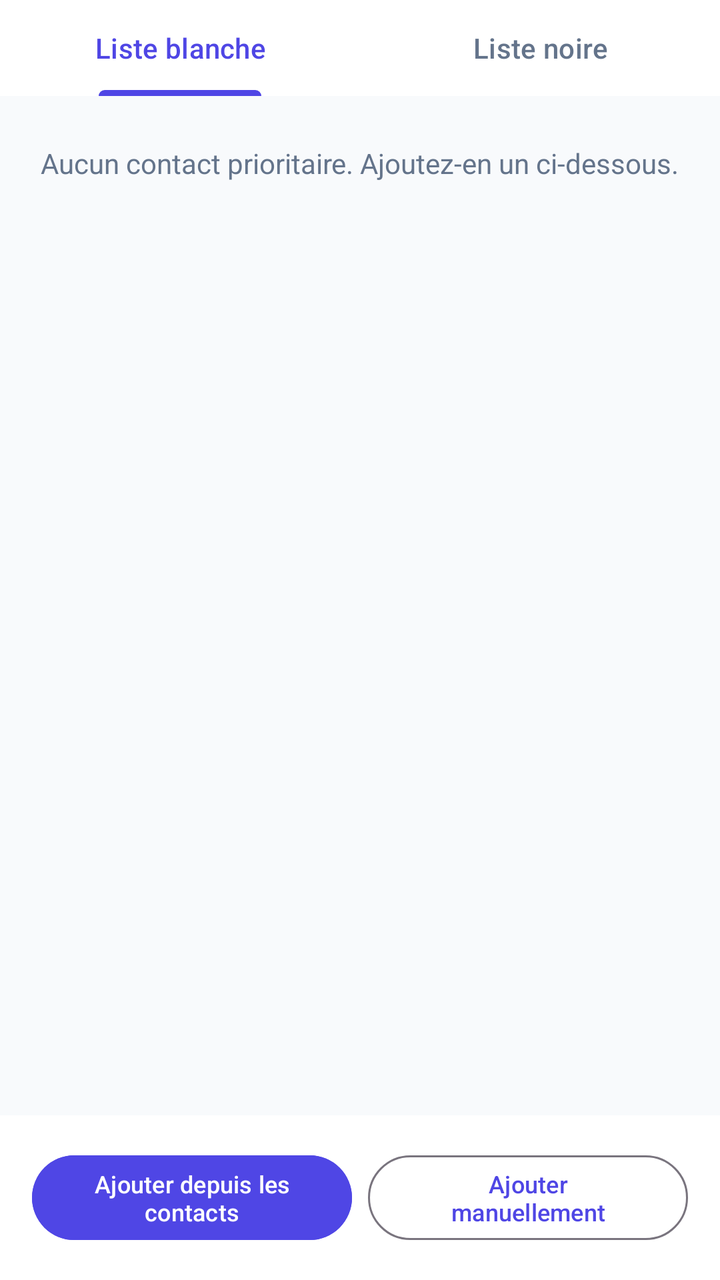
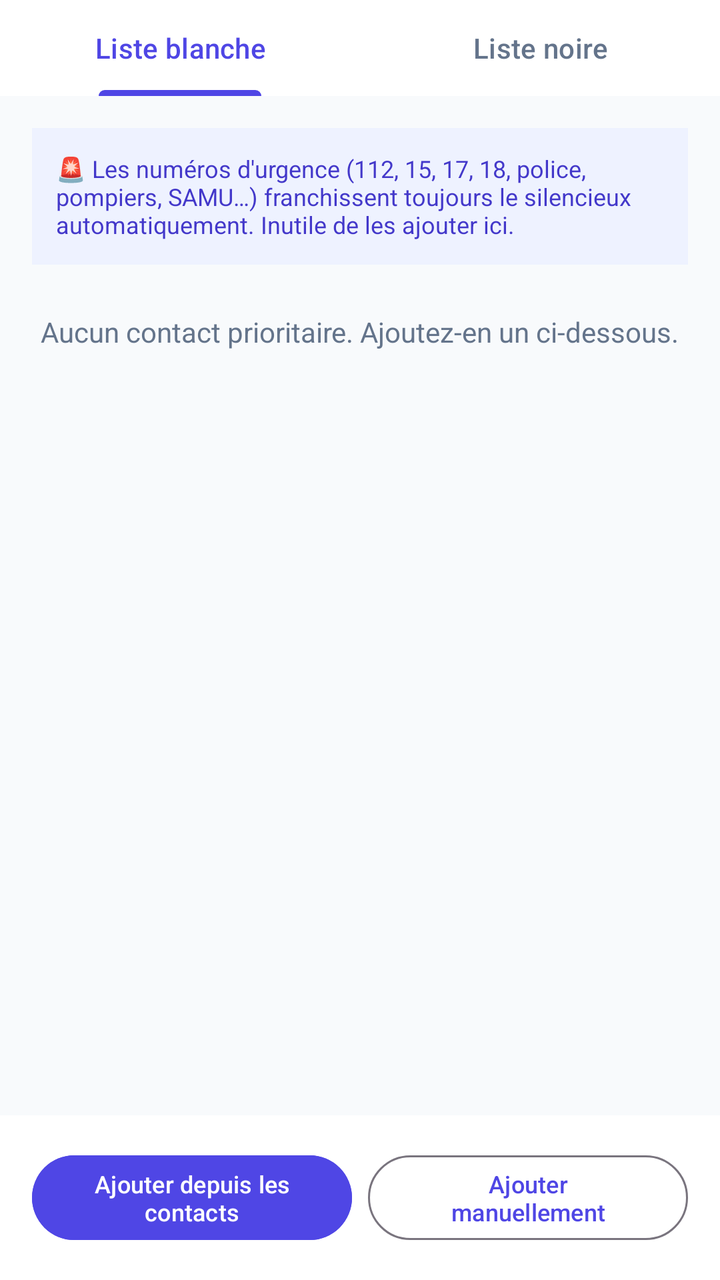

Before-and-after screenshots of an Android layout around one commit, followed by the original layout XML and the change that was made.
<!-- AndroidManifest.xml: activity theme Theme.UrgentCallGuard -->
<!-- res/layout/activity_lists.xml -->
<?xml version="1.0" encoding="utf-8"?>
<LinearLayout xmlns:android="http://schemas.android.com/apk/res/android"
    xmlns:app="http://schemas.android.com/apk/res-auto"
    android:layout_width="match_parent"
    android:layout_height="match_parent"
    android:background="@color/slate_50"
    android:orientation="vertical">

    <com.google.android.material.tabs.TabLayout
        android:id="@+id/listsTabLayout"
        android:layout_width="match_parent"
        android:layout_height="wrap_content"
        android:background="@color/white"
        app:tabIndicatorColor="@color/indigo_600"
        app:tabSelectedTextColor="@color/indigo_600"
        app:tabTextColor="@color/slate_500">

        <com.google.android.material.tabs.TabItem
            android:id="@+id/tabWhitelist"
            android:layout_width="wrap_content"
            android:layout_height="wrap_content"
            android:text="@string/nav_whitelist_button" />

        <com.google.android.material.tabs.TabItem
            android:id="@+id/tabBlacklist"
            android:layout_width="wrap_content"
            android:layout_height="wrap_content"
            android:text="@string/nav_blacklist_button" />

    </com.google.android.material.tabs.TabLayout>

    <FrameLayout
        android:layout_width="match_parent"
        android:layout_height="0dp"
        android:layout_weight="1">

        
        <androidx.constraintlayout.widget.ConstraintLayout
            android:id="@+id/whitelistTabContent"
            android:layout_width="match_parent"
            android:layout_height="match_parent">

            <TextView
                android:id="@+id/whitelistEmptyText"
                android:layout_width="wrap_content"
                android:layout_height="wrap_content"
                android:layout_margin="24dp"
                android:text="@string/whitelist_empty"
                android:textColor="@color/slate_500"
                android:textSize="14sp"
                app:layout_constraintEnd_toEndOf="parent"
                app:layout_constraintStart_toStartOf="parent"
                app:layout_constraintTop_toTopOf="parent" />

            <androidx.recyclerview.widget.RecyclerView
                android:id="@+id/whitelistRecyclerView"
                android:layout_width="match_parent"
                android:layout_height="0dp"
                android:clipToPadding="false"
                android:padding="16dp"
                app:layout_constraintBottom_toTopOf="@id/whitelistActionsBar"
                app:layout_constraintEnd_toEndOf="parent"
                app:layout_constraintStart_toStartOf="parent"
                app:layout_constraintTop_toTopOf="parent" />

            <LinearLayout
                android:id="@+id/whitelistActionsBar"
                android:layout_width="match_parent"
                android:layout_height="wrap_content"
                android:background="@color/white"
                android:orientation="horizontal"
                android:padding="16dp"
                app:layout_constraintBottom_toBottomOf="parent">

                <com.google.android.material.button.MaterialButton
                    android:id="@+id/addFromContactsButton"
                    style="@style/Widget.Material3.Button"
                    android:layout_width="0dp"
                    android:layout_height="wrap_content"
                    android:layout_marginEnd="8dp"
                    android:layout_weight="1"
                    android:backgroundTint="@color/indigo_600"
                    android:text="@string/whitelist_add_from_contacts_button"
                    android:textSize="12sp" />

                <com.google.android.material.button.MaterialButton
                    android:id="@+id/addContactButton"
                    style="@style/Widget.Material3.Button.OutlinedButton"
                    android:layout_width="0dp"
                    android:layout_height="wrap_content"
                    android:layout_weight="1"
                    android:text="@string/whitelist_add_manual_button"
                    android:textSize="12sp" />
            </LinearLayout>

        </androidx.constraintlayout.widget.ConstraintLayout>

        
        <androidx.constraintlayout.widget.ConstraintLayout
            android:id="@+id/blacklistTabContent"
            android:layout_width="match_parent"
            android:layout_height="match_parent"
            android:visibility="gone">

            <LinearLayout
                android:id="@+id/optionsCard"
                android:layout_width="match_parent"
                android:layout_height="wrap_content"
                android:background="@color/white"
                android:orientation="vertical"
                android:padding="16dp"
                app:layout_constraintTop_toTopOf="parent">

                <LinearLayout
                    android:layout_width="match_parent"
                    android:layout_height="wrap_content"
                    android:gravity="center_vertical"
                    android:orientation="horizontal"
                    android:paddingTop="6dp"
                    android:paddingBottom="6dp">

                    <TextView
                        android:layout_width="0dp"
                        android:layout_height="wrap_content"
                        android:layout_weight="1"
                        android:text="@string/blacklist_block_hidden_label"
                        android:textColor="@color/slate_900"
                        android:textSize="13sp" />

                    <Switch
                        android:id="@+id/blockHiddenSwitch"
                        android:layout_width="wrap_content"
                        android:layout_height="wrap_content" />
                </LinearLayout>

                <LinearLayout
                    android:layout_width="match_parent"
                    android:layout_height="wrap_content"
                    android:gravity="center_vertical"
                    android:orientation="horizontal"
                    android:paddingTop="6dp"
                    android:paddingBottom="6dp">

                    <TextView
                        android:layout_width="0dp"
                        android:layout_height="wrap_content"
                        android:layout_weight="1"
                        android:text="@string/blacklist_block_unknown_label"
                        android:textColor="@color/slate_900"
                        android:textSize="13sp" />

                    <Switch
                        android:id="@+id/blockUnknownSwitch"
                        android:layout_width="wrap_content"
                        android:layout_height="wrap_content" />
                </LinearLayout>

            </LinearLayout>

            <TextView
                android:id="@+id/blacklistSectionLabel"
                android:layout_width="wrap_content"
                android:layout_height="wrap_content"
                android:layout_margin="16dp"
                android:text="@string/blacklist_manual_section"
                android:textColor="@color/slate_500"
                android:textSize="12sp"
                android:textStyle="bold"
                app:layout_constraintStart_toStartOf="parent"
                app:layout_constraintTop_toBottomOf="@id/optionsCard" />

            <TextView
                android:id="@+id/blacklistEmptyText"
                android:layout_width="wrap_content"
                android:layout_height="wrap_content"
                android:layout_margin="24dp"
                android:text="@string/blacklist_empty"
                android:textColor="@color/slate_500"
                android:textSize="14sp"
                app:layout_constraintEnd_toEndOf="parent"
                app:layout_constraintStart_toStartOf="parent"
                app:layout_constraintTop_toBottomOf="@id/blacklistSectionLabel" />

            <androidx.recyclerview.widget.RecyclerView
                android:id="@+id/blacklistRecyclerView"
                android:layout_width="match_parent"
                android:layout_height="0dp"
                android:clipToPadding="false"
                android:paddingStart="16dp"
                android:paddingEnd="16dp"
                app:layout_constraintBottom_toTopOf="@id/blacklistAddButton"
                app:layout_constraintEnd_toEndOf="parent"
                app:layout_constraintStart_toStartOf="parent"
                app:layout_constraintTop_toBottomOf="@id/blacklistSectionLabel" />

            <com.google.android.material.button.MaterialButton
                android:id="@+id/blacklistAddButton"
                style="@style/Widget.Material3.Button"
                android:layout_width="match_parent"
                android:layout_height="wrap_content"
                android:layout_margin="16dp"
                android:backgroundTint="@color/slate_900"
                android:text="@string/blacklist_add_button"
                app:layout_constraintBottom_toBottomOf="parent" />

        </androidx.constraintlayout.widget.ConstraintLayout>

    </FrameLayout>

</LinearLayout>
<!-- resources referenced by this layout -->
<resources>
  <color name="indigo_600">#4F46E5</color>
  <color name="slate_50">#F8FAFC</color>
  <color name="slate_500">#64748B</color>
  <color name="slate_900">#0F172A</color>
  <color name="white">#FFFFFF</color>
  <string name="blacklist_add_button">Ajouter à la liste des numéros ignorés</string>
  <string name="blacklist_block_hidden_label">Ignorer les numéros masqués / privés</string>
  <string name="blacklist_block_unknown_label">Ignorer les numéros inconnus (hors répertoire)</string>
  <string name="blacklist_empty">Aucun numéro ignoré manuellement.</string>
  <string name="blacklist_manual_section">Numéros ignorés manuellement</string>
  <string name="nav_blacklist_button">Liste noire</string>
  <string name="nav_whitelist_button">Liste blanche</string>
  <string name="whitelist_add_from_contacts_button">Ajouter depuis les contacts</string>
  <string name="whitelist_add_manual_button">Ajouter manuellement</string>
  <string name="whitelist_empty">Aucun contact prioritaire. Ajoutez-en un ci-dessous.</string>
  <style name="Theme.UrgentCallGuard" parent="Theme.Material3.DayNight.NoActionBar">
          <item name="colorPrimary">@color/indigo_600</item>
          <item name="colorPrimaryVariant">@color/indigo_700</item>
          <item name="colorOnPrimary">@color/white</item>
          <item name="colorSecondary">@color/indigo_600</item>
          <item name="colorSurface">@color/white</item>
          <item name="android:windowBackground">@color/slate_50</item>
          <item name="android:statusBarColor">@color/indigo_600</item>
      </style>
  <color name="indigo_700">#4338CA</color>
</resources>

<!-- the commit's change to res/layout/activity_lists.xml (unified diff, before → after) -->
@@ -41,6 +41,20 @@
             android:layout_height="match_parent">
 
             <TextView
+                android:id="@+id/emergencyNumbersNotice"
+                android:layout_width="match_parent"
+                android:layout_height="wrap_content"
+                android:layout_margin="16dp"
+                android:background="@color/indigo_50"
+                android:padding="12dp"
+                android:text="@string/emergency_numbers_notice"
+                android:textColor="@color/indigo_700"
+                android:textSize="12sp"
+                app:layout_constraintEnd_toEndOf="parent"
+                app:layout_constraintStart_toStartOf="parent"
+                app:layout_constraintTop_toTopOf="parent" />
+
+            <TextView
                 android:id="@+id/whitelistEmptyText"
                 android:layout_width="wrap_content"
                 android:layout_height="wrap_content"
@@ -50,7 +64,7 @@
                 android:textSize="14sp"
                 app:layout_constraintEnd_toEndOf="parent"
                 app:layout_constraintStart_toStartOf="parent"
-                app:layout_constraintTop_toTopOf="parent" />
+                app:layout_constraintTop_toBottomOf="@id/emergencyNumbersNotice" />
 
             <androidx.recyclerview.widget.RecyclerView
                 android:id="@+id/whitelistRecyclerView"
@@ -61,7 +75,7 @@
                 app:layout_constraintBottom_toTopOf="@id/whitelistActionsBar"
                 app:layout_constraintEnd_toEndOf="parent"
                 app:layout_constraintStart_toStartOf="parent"
-                app:layout_constraintTop_toTopOf="parent" />
+                app:layout_constraintTop_toBottomOf="@id/emergencyNumbersNotice" />
 
             <LinearLayout
                 android:id="@+id/whitelistActionsBar"
@@ -188,20 +202,40 @@
                 android:clipToPadding="false"
                 android:paddingStart="16dp"
                 android:paddingEnd="16dp"
-                app:layout_constraintBottom_toTopOf="@id/blacklistAddButton"
+                app:layout_constraintBottom_toTopOf="@id/blacklistActionsBar"
                 app:layout_constraintEnd_toEndOf="parent"
                 app:layout_constraintStart_toStartOf="parent"
                 app:layout_constraintTop_toBottomOf="@id/blacklistSectionLabel" />
 
-            <com.google.android.material.button.MaterialButton
-                android:id="@+id/blacklistAddButton"
-                style="@style/Widget.Material3.Button"
-                android:layout_width="match_parent"
-                android:layout_height="wrap_content"
-                android:layout_margin="16dp"
-                android:backgroundTint="@color/slate_900"
-                android:text="@string/blacklist_add_button"
-                app:layout_constraintBottom_toBottomOf="parent" />
+            <LinearLayout
+                android:id="@+id/blacklistActionsBar"
+                android:layout_width="match_parent"
+                android:layout_height="wrap_content"
+                android:background="@color/white"
+                android:orientation="horizontal"
+                android:padding="16dp"
+                app:layout_constraintBottom_toBottomOf="parent">
+
+                <com.google.android.material.button.MaterialButton
+                    android:id="@+id/blacklistAddFromContactsButton"
+                    style="@style/Widget.Material3.Button"
+                    android:layout_width="0dp"
+                    android:layout_height="wrap_content"
+                    android:layout_marginEnd="8dp"
+                    android:layout_weight="1"
+                    android:backgroundTint="@color/slate_900"
+                    android:text="@string/whitelist_add_from_contacts_button"
+                    android:textSize="12sp" />
+
+                <com.google.android.material.button.MaterialButton
+                    android:id="@+id/blacklistAddButton"
+                    style="@style/Widget.Material3.Button.OutlinedButton"
+                    android:layout_width="0dp"
+                    android:layout_height="wrap_content"
+                    android:layout_weight="1"
+                    android:text="@string/whitelist_add_manual_button"
+                    android:textSize="12sp" />
+            </LinearLayout>
 
         </androidx.constraintlayout.widget.ConstraintLayout>
 
<!-- resource entries referenced after the edit -->
@@ -1,15 +1,16 @@
 <!-- resources referenced by this layout -->
 <resources>
+  <color name="indigo_50">#EEF2FF</color>
   <color name="indigo_600">#4F46E5</color>
   <color name="slate_50">#F8FAFC</color>
   <color name="slate_500">#64748B</color>
   <color name="slate_900">#0F172A</color>
   <color name="white">#FFFFFF</color>
-  <string name="blacklist_add_button">Ajouter à la liste des numéros ignorés</string>
   <string name="blacklist_block_hidden_label">Ignorer les numéros masqués / privés</string>
   <string name="blacklist_block_unknown_label">Ignorer les numéros inconnus (hors répertoire)</string>
   <string name="blacklist_empty">Aucun numéro ignoré manuellement.</string>
   <string name="blacklist_manual_section">Numéros ignorés manuellement</string>
+  <string name="emergency_numbers_notice">🚨 Les numéros d\'urgence (112, 15, 17, 18, police, pompiers, SAMU…) franchissent toujours le silencieux automatiquement. Inutile de les ajouter ici.</string>
   <string name="nav_blacklist_button">Liste noire</string>
   <string name="nav_whitelist_button">Liste blanche</string>
   <string name="whitelist_add_from_contacts_button">Ajouter depuis les contacts</string>
